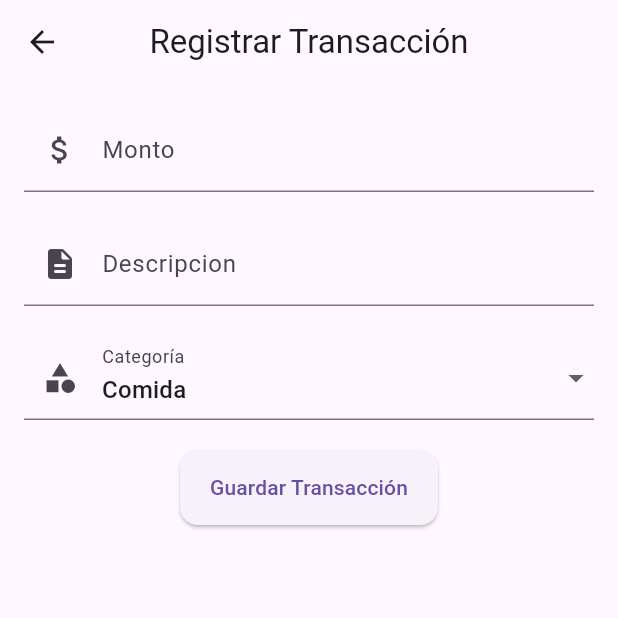
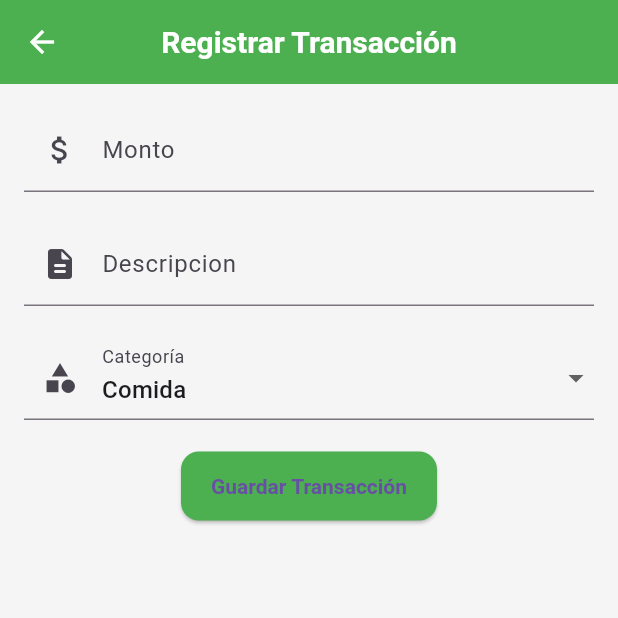
Before and after one commit to IsraelMerlyn/gastos_app, a Flutter app: the screen it shows after launch, after a tap on "Agregar", on a phone screen of 412 x 824 dp, the top half of it. Run offline on Flutter 3.47's test engine with Material 3 defaults, Android fonts, the phone set to English and light mode, and no system bars; our stand-ins replace charts_flutter; missing offline and left inert: dart:js.

Commit message:
tasks #2.2 Agregando vista

```diff
--- a/lib/main.dart
+++ b/lib/main.dart
@@ -13,7 +13,7 @@ class MyApp extends StatelessWidget {
   Widget build(BuildContext context) {
     return MaterialApp(
       title: 'Flutter Demo',
-      theme: AppTheme.lightTheme,
+      theme: AppTheme.lightTheme.copyWith(useMaterial3: true),
       home: SumaryScreen(
     ),
     );
--- /dev/null
+++ b/lib/theme/app_theme.dart
@@ -0,0 +1,51 @@
+import 'package:flutter/material.dart';
+
+class AppTheme {
+
+  // Colores principales de la aplicación
+  static const Color primaryColor =
+      Color(0xFF4CAF50); // Verde para el tema principal
+  static const Color accentColor =
+      Color(0xFFFFC107); // Color amarillo para los detalles
+  static const Color backgroundColor = Color(0xFFF5F5F5); // Color de fondo
+
+  // Definimos el tema global
+  static ThemeData get lightTheme {
+
+    return ThemeData(
+      primaryColor: primaryColor,
+      scaffoldBackgroundColor: backgroundColor,
+      appBarTheme: const AppBarTheme(
+        backgroundColor: primaryColor,
+        elevation: 0,
+        titleTextStyle: TextStyle(
+          color: Colors.white,
+          fontSize: 20,
+          fontWeight: FontWeight.bold,
+        ),
+        iconTheme: IconThemeData(color: Colors.white),
+      ),
+      floatingActionButtonTheme: const FloatingActionButtonThemeData(
+        backgroundColor: accentColor,
+      ),
+      elevatedButtonTheme: ElevatedButtonThemeData(
+        style: ElevatedButton.styleFrom(
+          backgroundColor: primaryColor,
+          shape: RoundedRectangleBorder(
+            borderRadius: BorderRadius.circular(12),
+          ),
+          textStyle: const TextStyle(
+            fontWeight: FontWeight.bold,
+            color: Colors.white,
+          ),
+        ),
+      ),
+      cardTheme: CardTheme(
+        shape: RoundedRectangleBorder(
+          borderRadius: BorderRadius.circular(15),
+        ),
+        elevation: 5,
+      ),
+    );
+  }
+}
--- a/pubspec.yaml
+++ b/pubspec.yaml
@@ -36,6 +36,8 @@ dependencies:
   # Use with the CupertinoIcons class for iOS style icons.
   cupertino_icons: ^1.0.6
   charts_flutter: ^0.12.0
+  provider: ^6.1.5
+  intl: ^0.17.0
 
 dev_dependencies:
   flutter_test:
```
Also changed, not shown: lib/models/transaction.dart (+24 -0 lines), lib/providers/transaction_provider.dart (+19 -0 lines), pubspec.lock.
